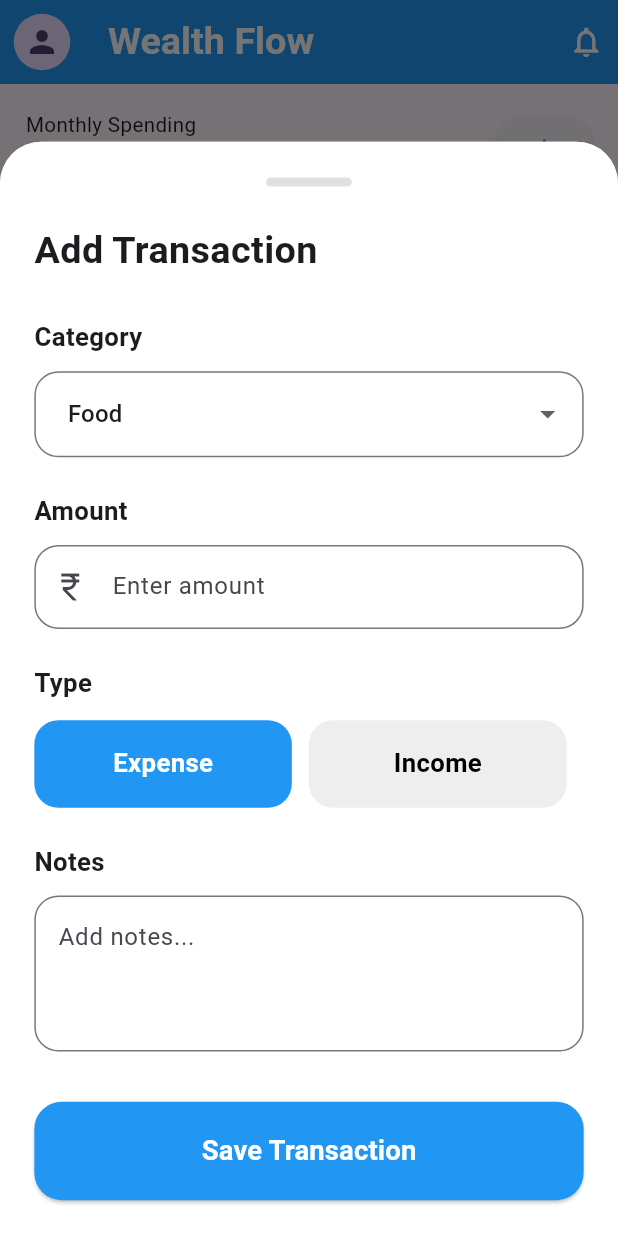
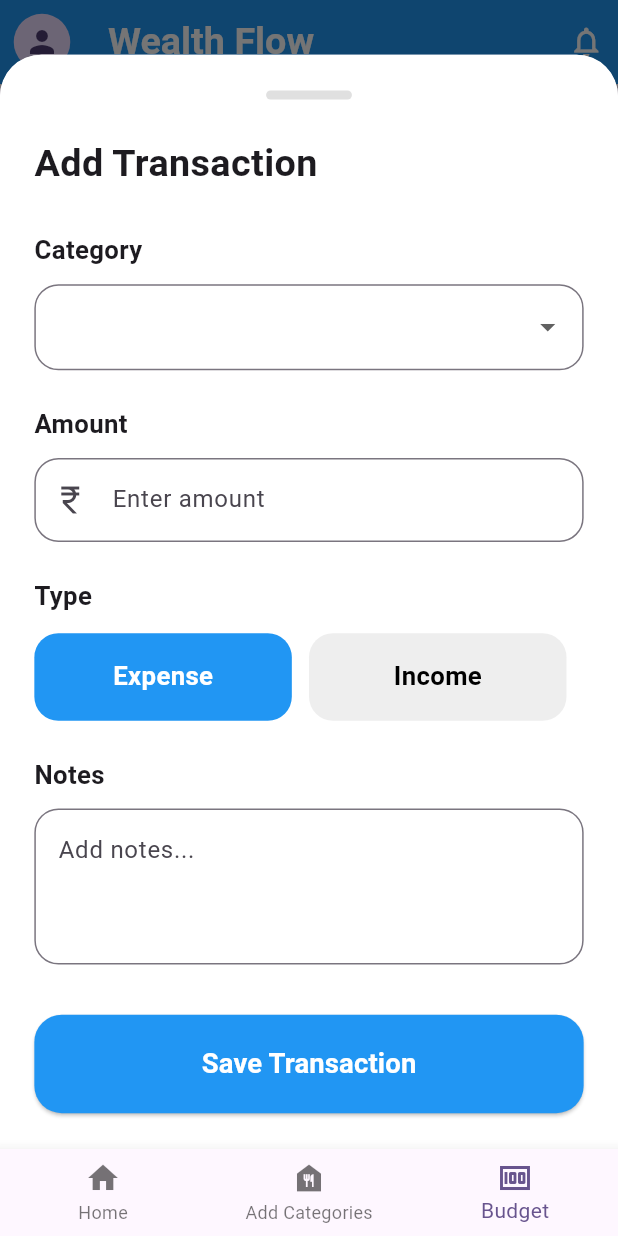
Before and after one commit to bipin24746/expense_tracker, a Flutter app: the BudgetScreen screen opened by its route, after a tap on an icon or button, on a phone screen of 412 x 824 dp. Run offline on Flutter 3.47's test engine with Material 3 defaults, Android fonts, the phone set to English and light mode, and no system bars; our stand-ins replace flutter_riverpod, flutter_screenutil, go_router.

Commit message:
added categories

```diff
--- /dev/null
+++ b/lib/features/add_categories_screen/notifier/add_categories_notifier.dart
@@ -0,0 +1,24 @@
+import 'package:expense_tracker/features/add_categories_screen/model/categories_model.dart';
+import 'package:flutter/cupertino.dart';
+import 'package:flutter_riverpod/flutter_riverpod.dart';
+
+class AddCategoriesNotifier extends Notifier<List<CategoriesModel>> {
+  @override
+  List<CategoriesModel> build() {
+    return [
+      CategoriesModel(
+        'Pizza', '🐶'
+      )
+    ];
+  }
+
+  void add({required String name, required String icon}) {
+    final addCategory = CategoriesModel(name, icon);
+    state = [...state, addCategory];
+  }
+}
+
+final addCategoryNotifierProvider =
+    NotifierProvider<AddCategoriesNotifier, List<CategoriesModel>>(
+      () => AddCategoriesNotifier(),
+    );
--- a/lib/features/budget_screen/presentation/screen/budget_screen.dart
+++ b/lib/features/budget_screen/presentation/screen/budget_screen.dart
@@ -1,6 +1,6 @@
 import 'package:expense_tracker/core/utils/colors.dart';
 import 'package:expense_tracker/features/budget_screen/presentation/widget/balance_card.dart';
-import 'package:expense_tracker/features/budget_screen/presentation/widget/bottom_sheet.dart';
+import 'package:expense_tracker/features/budget_screen/presentation/widget/bottom_sheet_budget_tracker.dart';
 import 'package:expense_tracker/features/budget_screen/presentation/widget/categories.dart';
 import 'package:flutter/material.dart';
 import 'package:flutter_screenutil/flutter_screenutil.dart';
--- a/lib/features/budget_screen/presentation/widget/balance_card.dart
+++ b/lib/features/budget_screen/presentation/widget/balance_card.dart
@@ -1,5 +1,7 @@
 import 'package:expense_tracker/core/utils/colors.dart';
+import 'package:expense_tracker/features/budget_screen/notifier/budget_tracker_notifier.dart';
 import 'package:flutter/material.dart';
+import 'package:flutter_riverpod/flutter_riverpod.dart';
 import 'package:flutter_screenutil/flutter_screenutil.dart';
 
 class BalanceCard extends StatelessWidget {
@@ -7,6 +9,10 @@ class BalanceCard extends StatelessWidget {
 
   @override
   Widget build(BuildContext context) {
+    return Consumer(
+      builder: (context,ref,_) {
+        final transaction = ref.watch(budgetNotifierProvider);
+        final totalExpense = transaction.where((data)=> data.type == 'Expense').fold(0, (previousValue, element) => previousValue+element.amount,);
         return Center(
           child: Container(
             decoration: BoxDecoration(
@@ -33,7 +39,7 @@ class BalanceCard extends StatelessWidget {
                             ),
                           ),
                           Text(
-                        "\$2,104.20",
+                            totalExpense.toString(),
                             style: TextStyle(
                               color: AppColors.text,
                               fontWeight: FontWeight.w500,
@@ -53,7 +59,7 @@ class BalanceCard extends StatelessWidget {
                             ),
                           ),
                           Text(
-                        "\$2,104.20",
+                            "\$",
                             style: TextStyle(
                               color: AppColors.text,
                               fontWeight: FontWeight.w500,
@@ -98,4 +104,6 @@ class BalanceCard extends StatelessWidget {
           ),
         );
       }
+    );
   }
+}
--- a/lib/features/budget_screen/presentation/widget/bottom_sheet.dart
+++ b/lib/features/budget_screen/presentation/widget/bottom_sheet_budget_tracker.dart
@@ -1,3 +1,4 @@
+import 'package:expense_tracker/features/add_categories_screen/notifier/add_categories_notifier.dart';
 import 'package:expense_tracker/features/budget_screen/notifier/budget_tracker_notifier.dart';
 import 'package:flutter/material.dart';
 import 'package:flutter_riverpod/flutter_riverpod.dart';
@@ -16,18 +17,21 @@ class _BottomSheetBudgetTrackerState extends State<BottomSheetBudgetTracker> {
 
   final TextEditingController noteController = TextEditingController();
 
-  String selectedCategory = 'Food';
+  String? selectedCategory;
+  // String selectedCategory = 'Food';
   String selectedType = 'Expense';
 
-  final List<String> categories = [
-    'Food',
-    'Shopping',
-    'Transport',
-    'Bills',
-    'Entertainment',
-    'Health',
-  ];
+  // final List<String> categories = [
+  //   'Food',
+  //   'Shopping',
+  //   'Transport',
+  //   'Bills',
+  //   'Entertainment',
+  //   'Health',
+  // ];
 
+
+  final List<String> categories = [];
   final List<String> types = ['Expense', 'Income'];
 
   @override
@@ -86,7 +90,10 @@ class _BottomSheetBudgetTrackerState extends State<BottomSheetBudgetTracker> {
 
                 SizedBox(height: 8.h),
 
-                DropdownButtonFormField<String>(
+                Consumer(
+                  builder: (context,ref,_) {
+                    final categories = ref.watch(addCategoryNotifierProvider);
+                    return DropdownButtonFormField<String>(
                       value: selectedCategory,
                       decoration: InputDecoration(
                         border: OutlineInputBorder(
@@ -99,8 +106,8 @@ class _BottomSheetBudgetTrackerState extends State<BottomSheetBudgetTracker> {
                       ),
                       items: categories.map((category) {
                         return DropdownMenuItem(
-                      value: category,
-                      child: Text(category),
+                          value: category.name,
+                          child: Text(category.name),
                         );
                       }).toList(),
                       onChanged: (value) {
@@ -108,6 +115,8 @@ class _BottomSheetBudgetTrackerState extends State<BottomSheetBudgetTracker> {
                           selectedCategory = value!;
                         });
                       },
+                    );
+                  }
                 ),
 
                 SizedBox(height: 20.h),
@@ -225,7 +234,7 @@ class _BottomSheetBudgetTrackerState extends State<BottomSheetBudgetTracker> {
                       ref
                           .read(budgetNotifierProvider.notifier)
                           .add(
-                            category: selectedCategory,
+                            category: selectedCategory!,
                             amount: int.parse(amountController.text),
                             type: selectedType,
                         notes: noteController.text
--- a/lib/features/budget_screen/presentation/widget/categories.dart
+++ b/lib/features/budget_screen/presentation/widget/categories.dart
@@ -11,7 +11,6 @@ class Categories extends StatelessWidget {
     return Consumer(
       builder: (context,ref,_) {
         final transaction = ref.watch(budgetNotifierProvider);
-
         return Column(
           children: [
             /// Header
--- a/lib/features/splash_screen/screen/splash_screen.dart
+++ b/lib/features/splash_screen/screen/splash_screen.dart
@@ -13,7 +13,7 @@ class _SplashScreenState extends State<SplashScreen> {
   void initState() {
     super.initState();
      Future.delayed(Duration(seconds: 3), () {
-      context.go('/budget');
+      context.go('/home');
     });
   }
 
--- a/lib/router/router.dart
+++ b/lib/router/router.dart
@@ -1,12 +1,32 @@
+import 'package:expense_tracker/features/add_categories_screen/presentation/add_categories_screen.dart';
 import 'package:expense_tracker/features/budget_screen/presentation/screen/budget_screen.dart';
 import 'package:expense_tracker/features/home_screen/presentation/screen/home_screen.dart';
 import 'package:expense_tracker/features/splash_screen/screen/splash_screen.dart';
 import 'package:flutter/cupertino.dart';
+import 'package:flutter/material.dart';
 import 'package:go_router/go_router.dart';
 
 final GoRouter router = GoRouter(
   debugLogDiagnostics: true,
   initialLocation: '/splash',
+  routes: [
+    ShellRoute(
+        builder: ((context, state, child) => Scaffold(
+          body: child,
+          bottomNavigationBar: BottomNavigationBar(
+              currentIndex: _calculateSelectedIndex(context),
+
+              onTap: (index){
+                if(index == 0) context.go('/home');
+                if(index == 1) context.go('/addCategories');
+                if(index == 2) context.go('/budget');
+              },
+              items: const[
+                BottomNavigationBarItem(icon: Icon(Icons.home),label: 'Home'),
+                BottomNavigationBarItem(icon: Icon(Icons.food_bank),label: 'Add Categories'),
+                BottomNavigationBarItem(icon: Icon(Icons.money),label: 'Budget'),
+              ]),
+        )),
         routes: [
           GoRoute(
             path: '/splash',
@@ -26,5 +46,29 @@ final GoRouter router = GoRouter(
               return const BudgetScreen();
             },
           ),
+          GoRoute(
+            path: '/addCategories',
+            builder: (BuildContext context, GoRouterState state) {
+              return const AddCategoriesScreen();
+            },
+          ),
+    ])
+
   ],
 );
+
+int _calculateSelectedIndex(BuildContext context) {
+  final String location = GoRouterState.of(context).uri.toString();
+
+  if (location == '/home') {
+    return 0;
+  }
+  if (location == '/addCategories') {
+    return 1;
+  }
+  if (location == '/budget') {
+    return 2;
+  }
+
+  return 0;
+}
```
Also changed, not shown: lib/features/add_categories_screen/model/categories_model.dart (added, +7 -0 lines), lib/features/add_categories_screen/presentation/add_categories_screen.dart (added, +14 -0 lines), lib/features/add_categories_screen/widget/add_categories_widget.dart (added, +150 -0 lines). Lines whose indentation alone changed are shown as unchanged.
